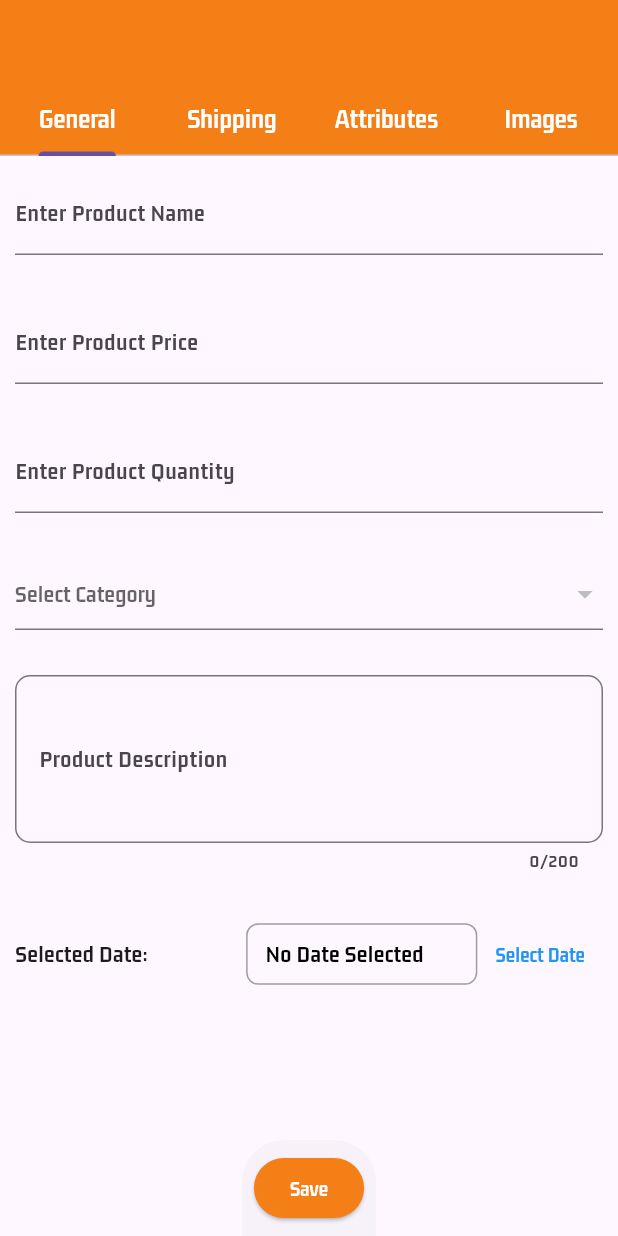
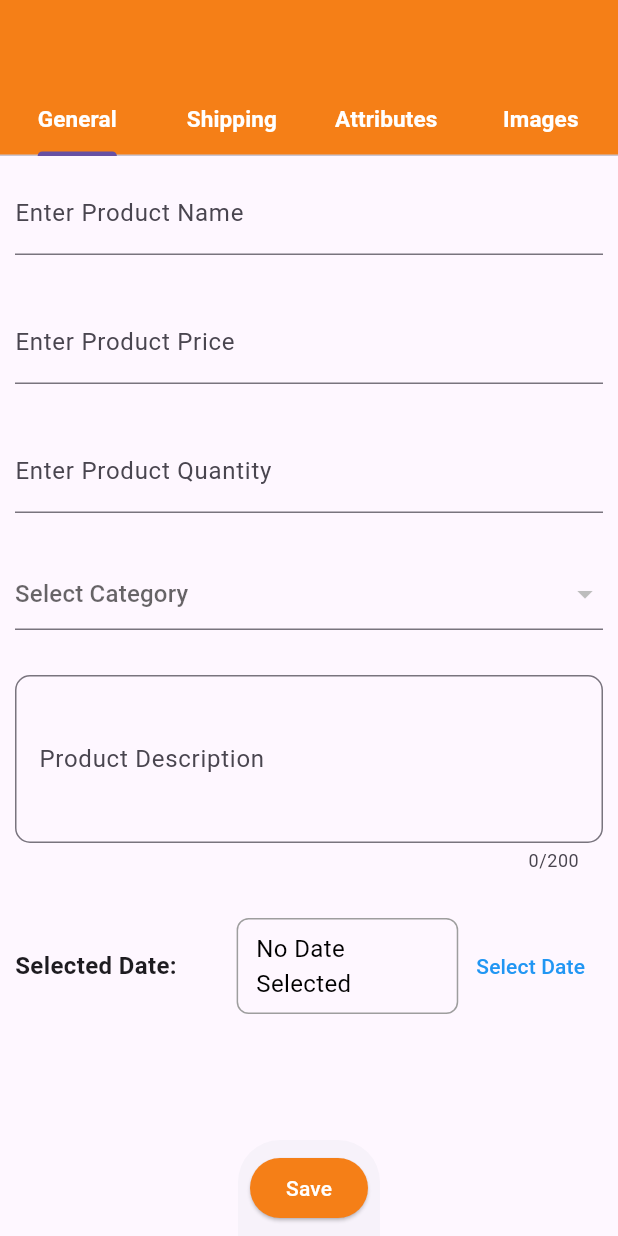
Before and after one commit to manhhh1108/E-commerce, a Flutter app: the UploadScreen screen opened directly, on a phone screen of 412 x 824 dp. Run offline on Flutter 3.47's test engine with Material 3 defaults, Android fonts, the phone set to English and light mode, and no system bars; our stand-ins replace cached_network_image, cloud_firestore, firebase_auth, firebase_core, firebase_storage, flutter_dotenv and 7 more; missing offline and left inert: country_state_city_picker, firebase_app_check, flutter_stripe; accounts and stored records are empty.

Commit message:
change font and fix main_product_widget.dart

```diff
--- a/lib/vendor/views/screens/upload_screen.dart
+++ b/lib/vendor/views/screens/upload_screen.dart
@@ -31,25 +31,25 @@ class UploadScreen extends StatelessWidget {
               Tab(
                 child: Text(
                   'General',
-                  style: TextStyle(color: Colors.white, fontSize: 18),
+                  style: TextStyle(color: Colors.white, fontSize: 15, fontWeight: FontWeight.bold),
                 ),
               ),
               Tab(
                 child: Text(
                   'Shipping',
-                  style: TextStyle(color: Colors.white, fontSize: 18),
+                  style: TextStyle(color: Colors.white, fontSize: 15, fontWeight: FontWeight.bold),
                 ),
               ),
               Tab(
                 child: Text(
                   'Attributes',
-                  style: TextStyle(color: Colors.white, fontSize: 18),
+                  style: TextStyle(color: Colors.white, fontSize: 15, fontWeight: FontWeight.bold),
                 ),
               ),
               Tab(
                 child: Text(
                   'Images',
-                  style: TextStyle(color: Colors.white, fontSize: 18),
+                  style: TextStyle(color: Colors.white, fontSize: 15, fontWeight: FontWeight.bold),
                 ),
               ),
             ]),
--- a/lib/views/buyers/ProductDetail/store_detail_screen.dart
+++ b/lib/views/buyers/ProductDetail/store_detail_screen.dart
@@ -16,7 +16,7 @@ class StoreDetailScreen extends StatelessWidget {
 
     return Scaffold(
       appBar: AppBar(
-        title: Text(storeData['businessName']),
+        title: Text(storeData['businessName'], style: TextStyle(fontWeight: FontWeight.bold),),
       ),
       body: StreamBuilder<QuerySnapshot>(
         stream: _productsStream,
--- a/lib/views/buyers/inner_screen/all_product_screen.dart
+++ b/lib/views/buyers/inner_screen/all_product_screen.dart
@@ -18,7 +18,7 @@ class AllProductScreen extends StatelessWidget {
     return Scaffold(
       appBar: AppBar(
         backgroundColor: Colors.white,
-        title: Text(categoryData['categoryName']),
+        title: Text(categoryData['categoryName'],style: TextStyle(fontWeight: FontWeight.bold),),
       ),
       body: StreamBuilder<QuerySnapshot>(
         stream: _productsStream,
--- a/lib/views/buyers/main_screen.dart
+++ b/lib/views/buyers/main_screen.dart
@@ -36,7 +36,7 @@ class _MainScreenState extends State<MainScreen> {
             });
           },
           unselectedItemColor: Colors.black,
-          selectedItemColor: Colors.yellow.shade900,
+          selectedItemColor: Colors.black,
           items: [
             BottomNavigationBarItem(
               icon: Icon(CupertinoIcons.home),
--- a/lib/views/buyers/nav_screen/categories_screen.dart
+++ b/lib/views/buyers/nav_screen/categories_screen.dart
@@ -12,7 +12,6 @@ class CategoriesScreen extends StatelessWidget {
 
     return Scaffold(
       appBar: AppBar(
-        automaticallyImplyLeading: false,
         iconTheme: IconThemeData(color: Colors.white),
         backgroundColor: Colors.yellow.shade900,
         title: Text(
@@ -20,7 +19,7 @@ class CategoriesScreen extends StatelessWidget {
           style: TextStyle(color: Colors.white, fontWeight: FontWeight.bold),
           textAlign: TextAlign.center, // Căn giữa chữ
         ),
-        centerTitle: true,  // Đảm bảo tiêu đề luôn được căn giữa
+        centerTitle: true,
       ),
       body: StreamBuilder<QuerySnapshot>(
         stream: _productStream,
--- a/lib/views/buyers/nav_screen/widgets/main_product_widget.dart
+++ b/lib/views/buyers/nav_screen/widgets/main_product_widget.dart
@@ -55,6 +55,10 @@ class MainProductWidget extends StatelessWidget {
                   decoration: BoxDecoration(
                     color: Colors.white,
                     borderRadius: BorderRadius.circular(12),
+                    border: Border.all(
+                      color: Colors.black, // Màu viền
+                      width: 1, // Độ dày của viền
+                    ),
                     boxShadow: [
                       BoxShadow(
                         color: Colors.black.withOpacity(0.1),
--- a/pubspec.yaml
+++ b/pubspec.yaml
@@ -103,14 +103,14 @@ flutter:
   # list giving the asset and other descriptors for the font. For
   # example:
   fonts:
-     - family: Brand-Bold
+     - family: San-Francisco
        fonts:
-         - asset: assets/fonts/GemunuLibre-Bold.ttf
+         - asset: assets/fonts/SanFranciscoDisplay-Bold.otf
 
 
      - family: Semi-Bold
        fonts:
-         - asset: assets/fonts/GemunuLibre-SemiBold.ttf
+         - asset: assets/fonts/SanFranciscoDisplay-Semibold.otf
 
            weight: 700
   #
```
Also changed, not shown: lib/vendor/controllers/authentication.dart (+16 -5 lines), assets/fonts/SanFranciscoDisplay-Bold.otf (added), assets/fonts/SanFranciscoDisplay-Semibold.otf (added). Lines whose indentation alone changed are shown as unchanged.
